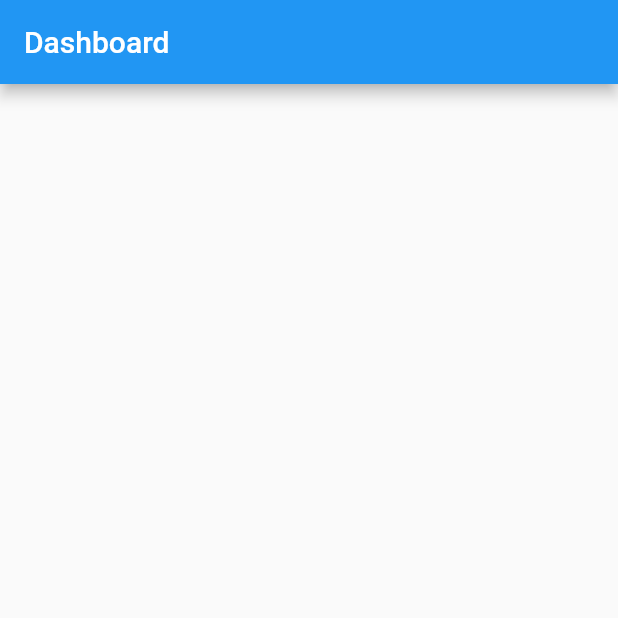
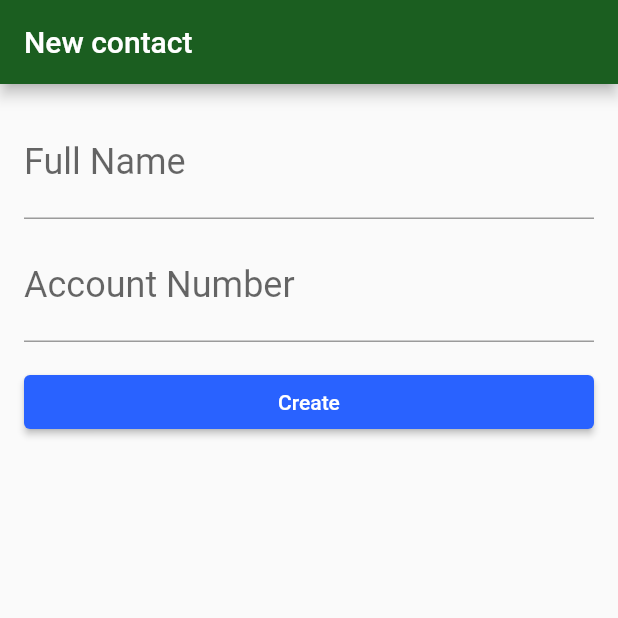
Before and after one commit to CesarAugusto-ls/bytebankapp, a Flutter app: the screen it shows after launch, on a phone screen of 412 x 824 dp, the top half of it. Run offline on Flutter 3.47's test engine with Material 2 defaults, Android fonts, the phone set to English and light mode, and no system bars.

Commit message:
Novas telas

```diff
--- a/lib/main.dart
+++ b/lib/main.dart
@@ -1,3 +1,6 @@
+import 'package:bytebankapp/screens/contacts_form.dart';
+import 'package:bytebankapp/screens/contacts_list.dart';
+import 'package:bytebankapp/screens/dashboard.dart';
 import 'package:flutter/material.dart';
 
 void main() => runApp(BytebankApp());
@@ -7,11 +10,15 @@ class BytebankApp extends StatelessWidget {
   @override
   Widget build(BuildContext context) {
     return MaterialApp(
-      home: Scaffold(
-        appBar: AppBar(
-          title: Text("Dashboard"),
+      theme: ThemeData(
+        primaryColor: Colors.green[900],
+        accentColor: Colors.blueAccent[700],
+        buttonTheme: ButtonThemeData(
+          buttonColor: Colors.blueAccent[700],
+          textTheme: ButtonTextTheme.primary,
         ),
       ),
+      home: ContactsForm(),
     );
   }
 }
--- /dev/null
+++ b/lib/screens/contacts_form.dart
@@ -0,0 +1,49 @@
+import 'package:flutter/material.dart';
+
+class ContactsForm extends StatelessWidget {
+  @override
+  Widget build(BuildContext context) {
+    return Scaffold(
+      appBar: AppBar(
+        title: Text('New contact'),
+      ),
+      body: Padding(
+        padding: const EdgeInsets.all(16.0),
+        child: Column(
+          children: <Widget>[
+            TextField(
+              decoration: InputDecoration(
+                labelText: 'Full Name',
+              ),
+              style: TextStyle(
+                fontSize: 24.0,
+              ),
+            ),
+            Padding(
+              padding: const EdgeInsets.only(top: 8.0),
+              child: TextField(
+                decoration: InputDecoration(
+                  labelText: 'Account Number',
+                ),
+                style: TextStyle(
+                  fontSize: 24.0,
+                ),
+                keyboardType: TextInputType.number,
+              ),
+            ),
+            Padding(
+              padding: const EdgeInsets.only(top: 16.0),
+              child: SizedBox(
+                width: double.maxFinite,
+                child: RaisedButton(
+                  child: Text('Create'),
+                  onPressed: () {},
+                ),
+              ),
+            )
+          ],
+        ),
+      ),
+    );
+  }
+}
--- a/pubspec.yaml
+++ b/pubspec.yaml
@@ -41,9 +41,8 @@ flutter:
   uses-material-design: true
 
   # To add assets to your application, add an assets section, like this:
-  # assets:
-  #  - images/a_dot_burr.jpeg
-  #  - images/a_dot_ham.jpeg
+  assets:
+    - images/bytebank_logo.png
 
   # An image asset can refer to one or more resolution-specific "variants", see
   # https://flutter.dev/assets-and-images/#resolution-aware.
```
Also changed, not shown: lib/screens/contacts_list.dart (added, +32 -0 lines), lib/screens/dashboard.dart (added, +59 -0 lines), images/bytebank_logo.png (added).
